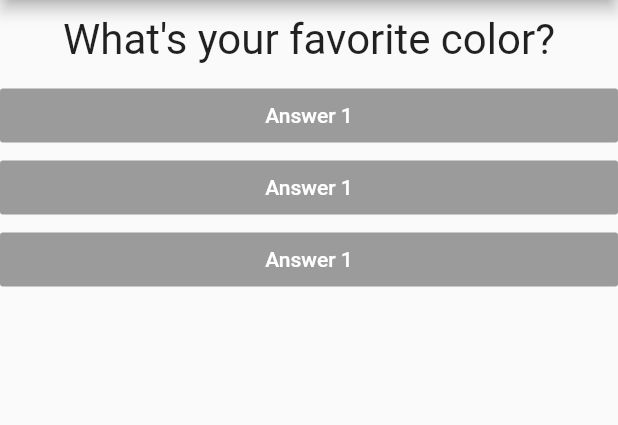
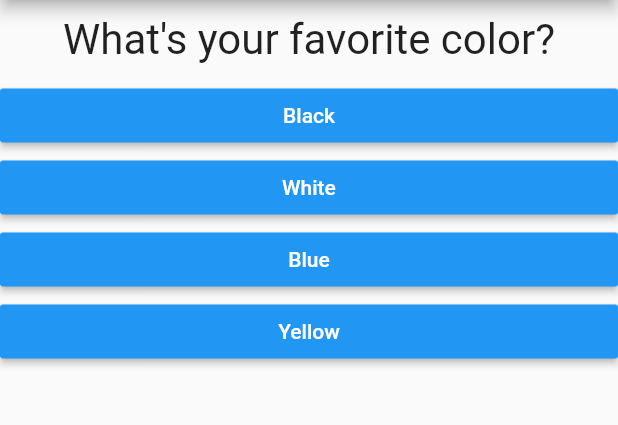
Before and after one commit to gagandeepkaur15/Flutter, a Flutter app: the screen it shows after launch, on a phone screen of 412 x 824 dp, the part 84-509 px from its top. Run offline on Flutter 3.47's test engine with Material 2 defaults, Android fonts, the phone set to English and light mode, and no system bars.

Commit message:
Added Answer Mapping

```diff
--- a/lib/answer.dart
+++ b/lib/answer.dart
@@ -2,8 +2,9 @@ import 'package:flutter/material.dart';
 
 class Answer extends StatelessWidget {
   final Function selectHandler;
+  final String answerText;
 
-  Answer(this.selectHandler);
+  Answer(this.selectHandler, this.answerText);
 
   @override
   Widget build(BuildContext context) {
@@ -12,8 +13,8 @@ class Answer extends StatelessWidget {
       child: RaisedButton(
         color: Colors.blue,
         textColor: Colors.white,
-        child: Text('Answer 1'),
-        onPressed: null,
+        child: Text(answerText),
+        onPressed: selectHandler,
       ),
     );
   }
--- a/lib/main.dart
+++ b/lib/main.dart
@@ -26,8 +26,14 @@ class _MyAppState extends State<MyApp> {
   @override
   Widget build(BuildContext context) {
     var questions = [
-      'What\'s your favorite color?',
-      'What\'s your favorite animal?',
+      {
+        'questionText': 'What\'s your favorite color?',
+        'answers': ['Black', 'White', 'Blue', 'Yellow'],
+      },
+      {
+        'questionText': 'What\'s your favorite animal?',
+        'answers': ['Dog', 'Cat', 'Lion', 'Panda'],
+      },
     ];
     return MaterialApp(
       home: Scaffold(
@@ -37,11 +43,12 @@ class _MyAppState extends State<MyApp> {
         body: Column(
           children: [
             Question(
-              questions[_questionIndex],
+              questions[_questionIndex]['questionText'],
             ),
-            Answer(_answerQuestion),
-            Answer(_answerQuestion),
-            Answer(_answerQuestion),
+            ...(questions[_questionIndex]['answers'] as List<String>)
+                .map((answer) {
+              return Answer(_answerQuestion, answer);
+            }).toList()
           ],
         ),
       ),
```
